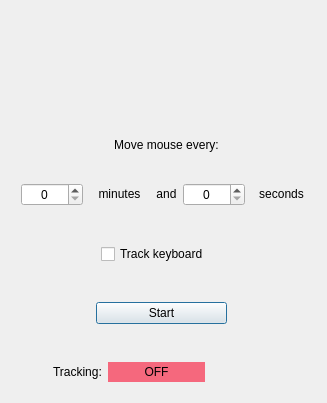
Before: the Qt Designer form ui/stayAwakeGUI.ui in MattTerb/stayAwake, drawn with Qt 5.
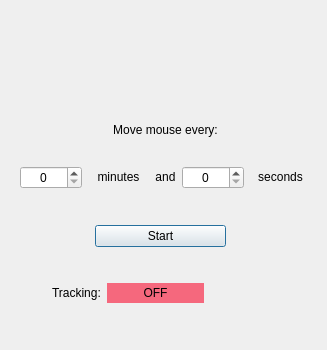
After: the same form once the commit is applied. Icons and pictures are not drawn.

Commit message: Removed keyboard function

Diff of the .ui file:
```diff
--- a/ui/stayAwakeGUI.ui
+++ b/ui/stayAwakeGUI.ui
@@ -7,7 +7,7 @@
     <x>0</x>
     <y>0</y>
     <width>327</width>
-    <height>403</height>
+    <height>350</height>
    </rect>
   </property>
   <property name="sizePolicy">
@@ -19,13 +19,13 @@
   <property name="minimumSize">
    <size>
     <width>327</width>
-    <height>403</height>
+    <height>350</height>
    </size>
   </property>
   <property name="maximumSize">
    <size>
     <width>327</width>
-    <height>403</height>
+    <height>350</height>
    </size>
   </property>
   <property name="windowTitle">
@@ -42,10 +42,10 @@
   <widget class="QWidget" name="layoutWidget">
    <property name="geometry">
     <rect>
-     <x>21</x>
-     <y>21</y>
+     <x>20</x>
+     <y>10</y>
      <width>291</width>
-     <height>381</height>
+     <height>311</height>
     </rect>
    </property>
    <layout class="QVBoxLayout" name="verticalLayout">
@@ -240,62 +240,6 @@
       </property>
      </spacer>
     </item>
-    <item>
-     <layout class="QHBoxLayout" name="horizontalLayout_5">
-      <item>
-       <spacer name="horizontalSpacer_3">
-        <property name="orientation">
-         <enum>Qt::Horizontal</enum>
-        </property>
-        <property name="sizeType">
-         <enum>QSizePolicy::Fixed</enum>
-        </property>
-        <property name="sizeHint" stdset="0">
-         <size>
-          <width>80</width>
-          <height>20</height>
-         </size>
-        </property>
-       </spacer>
-      </item>
-      <item>
-       <widget class="QCheckBox" name="keyboardBox">
-        <property name="text">
-         <string>Track keyboard</string>
-        </property>
-       </widget>
-      </item>
-      <item>
-       <spacer name="horizontalSpacer_7">
-        <property name="orientation">
-         <enum>Qt::Horizontal</enum>
-        </property>
-        <property name="sizeHint" stdset="0">
-         <size>
-          <width>40</width>
-          <height>20</height>
-         </size>
-        </property>
-       </spacer>
-      </item>
-     </layout>
-    </item>
-    <item>
-     <spacer name="verticalSpacer_5">
-      <property name="orientation">
-       <enum>Qt::Vertical</enum>
-      </property>
-      <property name="sizeType">
-       <enum>QSizePolicy::Fixed</enum>
-      </property>
-      <property name="sizeHint" stdset="0">
-       <size>
-        <width>20</width>
-        <height>12</height>
-       </size>
-      </property>
-     </spacer>
-    </item>
     <item>
      <layout class="QHBoxLayout" name="horizontalLayout_2">
       <item>
```
The commit also changes 2 other files.
